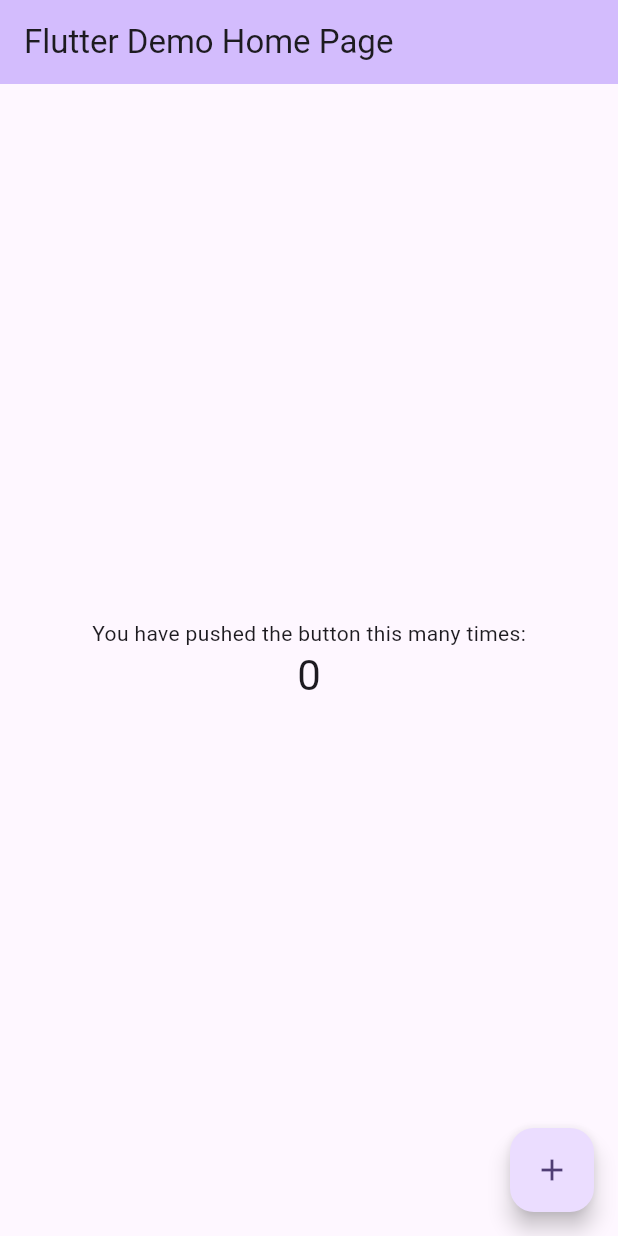
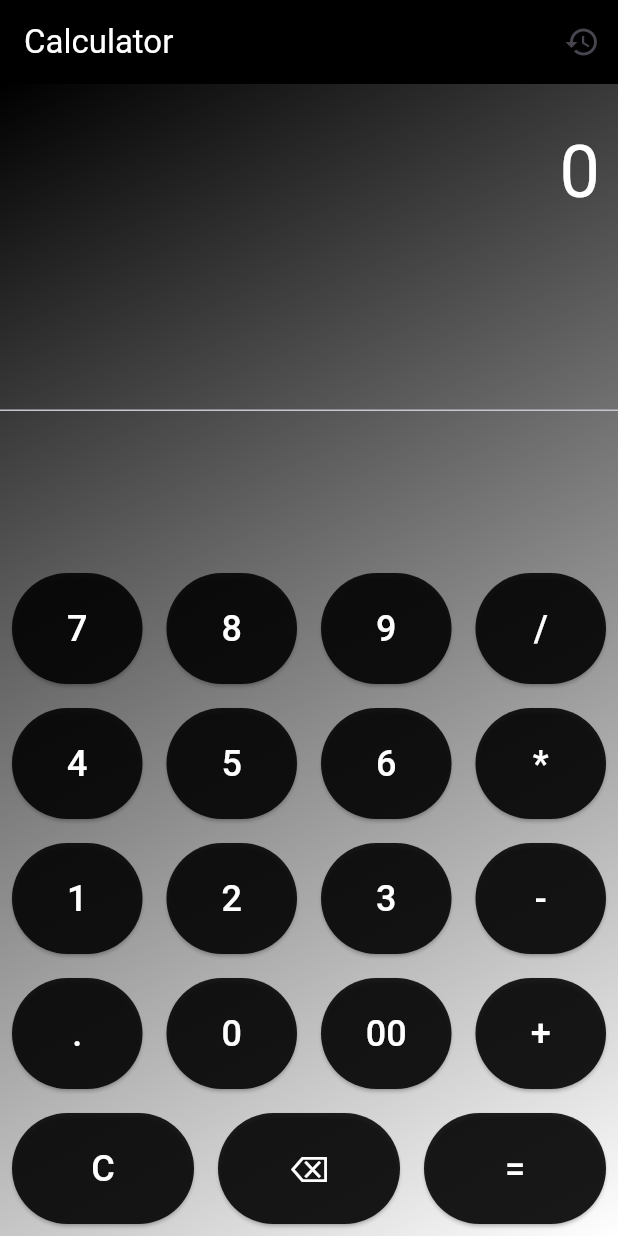
Before and after one commit to ManishRangari122/PRODIGY_AD_01, a Flutter app: the screen it shows after launch, on a phone screen of 412 x 824 dp. Run offline on Flutter 3.47's test engine with Material 3 defaults, Android fonts, the phone set to English and light mode, and no system bars.

Commit message:
first commit

```diff
--- a/lib/main.dart
+++ b/lib/main.dart
@@ -1,125 +1,227 @@
 import 'package:flutter/material.dart';
+import 'package:provider/provider.dart';
 
 void main() {
-  runApp(const MyApp());
+  runApp(MyApp());
+}
+
+class CalculationHistory extends ChangeNotifier {
+  List<String> _history = [];
+
+  List<String> get history => _history;
+
+  void addCalculation(String calculation) {
+    _history.add(calculation);
+    notifyListeners();
+  }
 }
 
 class MyApp extends StatelessWidget {
-  const MyApp({super.key});
-
-  // This widget is the root of your application.
   @override
   Widget build(BuildContext context) {
-    return MaterialApp(
-      title: 'Flutter Demo',
-      theme: ThemeData(
-        // This is the theme of your application.
-        //
-        // TRY THIS: Try running your application with "flutter run". You'll see
-        // the application has a purple toolbar. Then, without quitting the app,
-        // try changing the seedColor in the colorScheme below to Colors.green
-        // and then invoke "hot reload" (save your changes or press the "hot
-        // reload" button in a Flutter-supported IDE, or press "r" if you used
-        // the command line to start the app).
-        //
-        // Notice that the counter didn't reset back to zero; the application
-        // state is not lost during the reload. To reset the state, use hot
-        // restart instead.
-        //
-        // This works for code too, not just values: Most code changes can be
-        // tested with just a hot reload.
-        colorScheme: ColorScheme.fromSeed(seedColor: Colors.deepPurple),
-        useMaterial3: true,
+    return ChangeNotifierProvider(
+      create: (_) => CalculationHistory(),
+      child: MaterialApp(
+        debugShowCheckedModeBanner: false,
+        home: CalculatorScreen(),
       ),
-      home: const MyHomePage(title: 'Flutter Demo Home Page'),
     );
   }
 }
 
-class MyHomePage extends StatefulWidget {
-  const MyHomePage({super.key, required this.title});
-
-  // This widget is the home page of your application. It is stateful, meaning
-  // that it has a State object (defined below) that contains fields that affect
-  // how it looks.
-
-  // This class is the configuration for the state. It holds the values (in this
-  // case the title) provided by the parent (in this case the App widget) and
-  // used by the build method of the State. Fields in a Widget subclass are
-  // always marked "final".
-
-  final String title;
-
+class CalculatorScreen extends StatefulWidget {
   @override
-  State<MyHomePage> createState() => _MyHomePageState();
+  _CalculatorScreenState createState() => _CalculatorScreenState();
 }
 
-class _MyHomePageState extends State<MyHomePage> {
-  int _counter = 0;
+class _CalculatorScreenState extends State<CalculatorScreen> {
+  String _output = "0";
+  String _input = "";
+  String _operation = "";
+  double _num1 = 0;
+  double _num2 = 0;
 
-  void _incrementCounter() {
-    setState(() {
-      // This call to setState tells the Flutter framework that something has
-      // changed in this State, which causes it to rerun the build method below
-      // so that the display can reflect the updated values. If we changed
-      // _counter without calling setState(), then the build method would not be
-      // called again, and so nothing would appear to happen.
-      _counter++;
-    });
+  void _buttonPressed(String buttonText) {
+    if (buttonText == "C") {
+      _input = "";
+      _output = "0";
+      _num1 = 0;
+      _num2 = 0;
+      _operation = "";
+    }
+    else if (buttonText == "⌫") {
+      if (_input.isNotEmpty) {
+        _input = _input.substring(0, _input.length - 1);
+        if (_input.isEmpty) {
+          _output = "0";
+        } else {
+          _output = _input;
+        }
+      }
+    }else if (buttonText == "+" || buttonText == "-" || buttonText == "*" || buttonText == "/") {
+      _num1 = double.parse(_input);
+      _operation = buttonText;
+      _input = "";
+    } else if (buttonText == ".") {
+      if (_input.contains(".")) {
+        return;
+      } else {
+        _input += buttonText;
+      }
+    } else if (buttonText == "=") {
+      _num2 = double.parse(_input);
+
+      switch (_operation) {
+        case "+":
+          _output = (_num1 + _num2).toString();
+          break;
+        case "-":
+          _output = (_num1 - _num2).toString();
+          break;
+        case "*":
+          _output = (_num1 * _num2).toString();
+          break;
+        case "/":
+          _output = (_num1 / _num2).toString();
+          break;
+      }
+
+      Provider.of<CalculationHistory>(context, listen: false)
+          .addCalculation('$_num1 $_operation $_num2 = $_output');
+
+      _num1 = 0;
+      _num2 = 0;
+      _operation = "";
+      _input = _output;
+    } else {
+      _input += buttonText;
+      _output = _input;
+    }
+
+    setState(() {});
+  }
+
+  Widget _buildButton(String buttonText) {
+    return Expanded(
+      child: Padding(
+        padding: const EdgeInsets.all(8.0),
+        child: ElevatedButton(
+          style: ElevatedButton.styleFrom(
+            padding: EdgeInsets.all(20.0),
+            backgroundColor: Colors.black87,
+            foregroundColor: Colors.white,
+          ),
+          child: Text(
+            buttonText,
+            style: TextStyle(fontSize: 24.0),
+          ),
+          onPressed: () => _buttonPressed(buttonText),
+        ),
+      ),
+    );
   }
 
   @override
   Widget build(BuildContext context) {
-    // This method is rerun every time setState is called, for instance as done
-    // by the _incrementCounter method above.
-    //
-    // The Flutter framework has been optimized to make rerunning build methods
-    // fast, so that you can just rebuild anything that needs updating rather
-    // than having to individually change instances of widgets.
     return Scaffold(
       appBar: AppBar(
-        // TRY THIS: Try changing the color here to a specific color (to
-        // Colors.amber, perhaps?) and trigger a hot reload to see the AppBar
-        // change color while the other colors stay the same.
-        backgroundColor: Theme.of(context).colorScheme.inversePrimary,
-        // Here we take the value from the MyHomePage object that was created by
-        // the App.build method, and use it to set our appbar title.
-        title: Text(widget.title),
+        title: Text('Calculator',style: TextStyle(color: Colors.white)),
+        backgroundColor: Colors.black,
+        actions: [
+          IconButton(
+            icon: Icon(Icons.history),
+            onPressed: () {
+              Navigator.push(
+                context,
+                MaterialPageRoute(builder: (context) => HistoryScreen()),
+              );
+            },
+          ),
+        ],
       ),
-      body: Center(
-        // Center is a layout widget. It takes a single child and positions it
-        // in the middle of the parent.
+      body: Container(
+        decoration: BoxDecoration(
+          gradient: LinearGradient(
+            begin: Alignment.topLeft,
+            end: Alignment.bottomRight,
+            colors: [Colors.black, Colors.white],
+          ),
+        ),
         child: Column(
-          // Column is also a layout widget. It takes a list of children and
-          // arranges them vertically. By default, it sizes itself to fit its
-          // children horizontally, and tries to be as tall as its parent.
-          //
-          // Column has various properties to control how it sizes itself and
-          // how it positions its children. Here we use mainAxisAlignment to
-          // center the children vertically; the main axis here is the vertical
-          // axis because Columns are vertical (the cross axis would be
-          // horizontal).
-          //
-          // TRY THIS: Invoke "debug painting" (choose the "Toggle Debug Paint"
-          // action in the IDE, or press "p" in the console), to see the
-          // wireframe for each widget.
-          mainAxisAlignment: MainAxisAlignment.center,
           children: <Widget>[
-            const Text(
-              'You have pushed the button this many times:',
+            Container(
+              alignment: Alignment.centerRight,
+              padding: EdgeInsets.symmetric(vertical: 24.0, horizontal: 12.0),
+              child: Text(
+                _output,
+                style: TextStyle(fontSize: 48.0, color: Colors.white),
+              ),
             ),
-            Text(
-              '$_counter',
-              style: Theme.of(context).textTheme.headlineMedium,
+            Expanded(
+              child: Divider(),
             ),
+            Column(children: [
+              Row(children: [
+                _buildButton("7"),
+                _buildButton("8"),
+                _buildButton("9"),
+                _buildButton("/"),
+              ]),
+              Row(children: [
+                _buildButton("4"),
+                _buildButton("5"),
+                _buildButton("6"),
+                _buildButton("*"),
+              ]),
+              Row(children: [
+                _buildButton("1"),
+                _buildButton("2"),
+                _buildButton("3"),
+                _buildButton("-"),
+              ]),
+              Row(children: [
+                _buildButton("."),
+                _buildButton("0"),
+                _buildButton("00"),
+                _buildButton("+"),
+              ]),
+              Row(children: [
+                _buildButton("C"),
+                _buildButton("⌫"),
+                _buildButton("="),
+              ]),
+            ]),
           ],
         ),
       ),
-      floatingActionButton: FloatingActionButton(
-        onPressed: _incrementCounter,
-        tooltip: 'Increment',
-        child: const Icon(Icons.add),
-      ), // This trailing comma makes auto-formatting nicer for build methods.
     );
   }
 }
+
+class HistoryScreen extends StatelessWidget {
+  @override
+  Widget build(BuildContext context) {
+    return Scaffold(
+      appBar: AppBar(
+        title: Text('Calculation History',style: TextStyle(color: Colors.white)),
+        backgroundColor: Colors.black,
+      ),
+      body: Consumer<CalculationHistory>(
+        builder: (context, history, child) {
+          return ListView.builder(
+            itemCount: history.history.length,
+            itemBuilder: (context, index) {
+              return ListTile(
+                title: Text(
+                  history.history[index],
+                  style: TextStyle(color: Colors.white),
+                ),
+              );
+            },
+          );
+        },
+      ),
+      backgroundColor: Colors.black,
+    );
+  }
+}
--- a/pubspec.yaml
+++ b/pubspec.yaml
@@ -30,6 +30,7 @@ environment:
 dependencies:
   flutter:
     sdk: flutter
+  provider: ^6.0.0
 
 
   # The following adds the Cupertino Icons font to your application.
```
Also changed, not shown: pubspec.lock, 1 other file.
